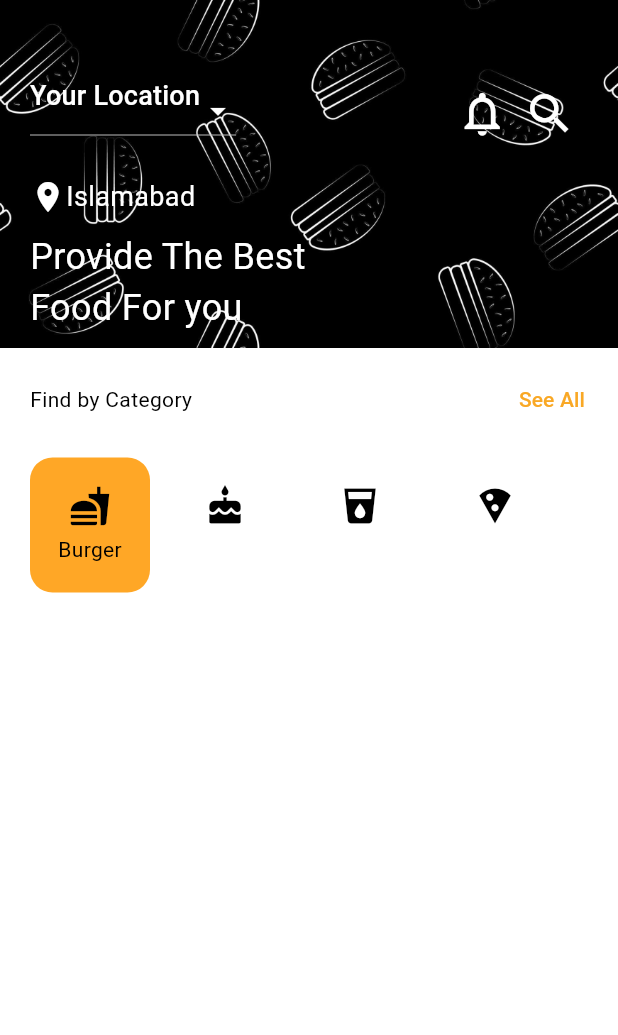
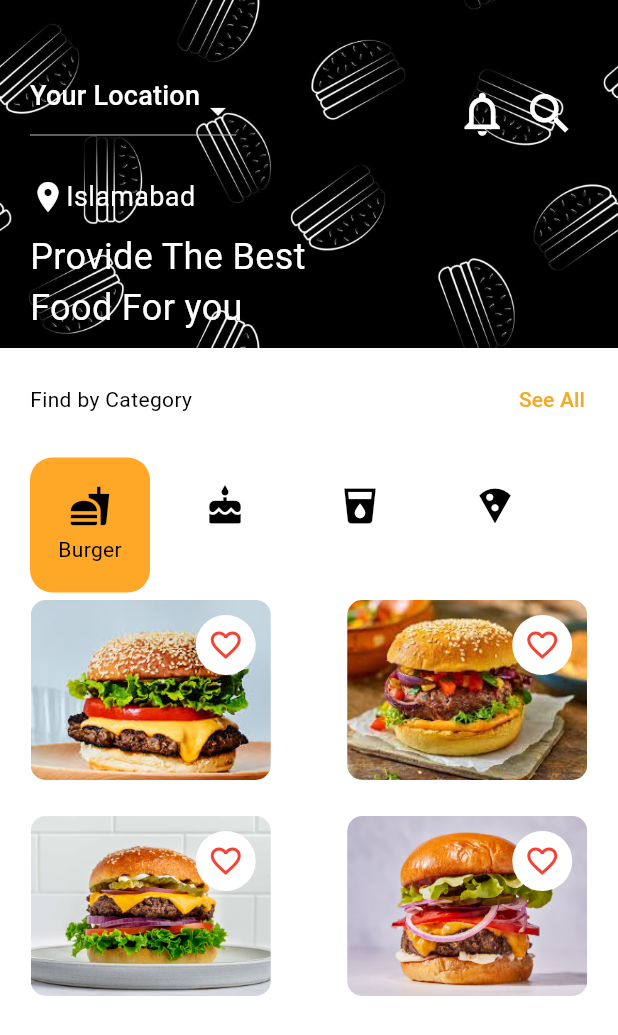
Before and after one commit to 3SyedShayan/account_login, a Flutter app: the screen it shows after launch, on a phone screen of 412 x 824 dp. Shown: the top 1035 px of the screen. Run offline on Flutter 3.47's test engine with Material 3 defaults, Android fonts, the phone set to English and light mode, and no system bars; our stand-ins replace firebase_auth, firebase_core; accounts and stored records are empty; Roboto replaces fonts that are missing (Poppins).

Commit message:
Dashboard GridView added

```diff
--- a/lib/models/food_item.dart
+++ b/lib/models/food_item.dart
@@ -0,0 +1,17 @@
+class FoodItem {
+  final String name;
+  final String imageUrl;
+  final double price;
+  final String description;
+  final double ratings;
+  final int duration;
+
+  FoodItem({
+    required this.name,
+    required this.imageUrl,
+    required this.price,
+    required this.description,
+    required this.ratings,
+    required this.duration,
+  });
+}
--- a/lib/screens/dashboard.dart
+++ b/lib/screens/dashboard.dart
@@ -1,3 +1,4 @@
+import 'package:account_login/widgets/dashboard_gridview.dart';
 import 'package:account_login/widgets/dashboard_header.dart';
 import 'package:flutter/material.dart';
 
@@ -93,6 +94,12 @@ class _DashboardScreenState extends State<DashboardScreen> {
             ),
           ),
           onCategorySelected(),
+          Expanded(
+            child: DashboardGridView(
+              selectedCategory: categories[selectedCategory]["label"]
+                  .toLowerCase(),
+            ),
+          ),
         ],
       ),
     );
--- a/lib/widgets/dashboard_gridview.dart
+++ b/lib/widgets/dashboard_gridview.dart
@@ -0,0 +1,55 @@
+import 'package:flutter/material.dart';
+
+class DashboardGridView extends StatelessWidget {
+  DashboardGridView({super.key, required this.selectedCategory});
+  String selectedCategory;
+  @override
+  Widget build(BuildContext context) {
+    return GridView.builder(
+      // shrinkWrap: true,
+      gridDelegate: SliverGridDelegateWithFixedCrossAxisCount(
+        crossAxisCount: 2,
+        mainAxisSpacing: 10,
+        crossAxisSpacing: 10,
+        childAspectRatio: 1.5,
+      ),
+      itemCount: 4,
+      itemBuilder: (context, index) {
+        return Column(
+          mainAxisSize: MainAxisSize.min,
+          children: [
+            Expanded(
+              child: Stack(
+                children: [
+                  Container(
+                    width: 160,
+                    height: 120,
+                    decoration: BoxDecoration(
+                      borderRadius: BorderRadius.circular(10),
+                      image: DecorationImage(
+                        image: Image.asset(
+                          // "assets/images/food/burger/1.jpg",
+                          'assets/images/food/$selectedCategory/${index + 1}.jpg',
+                        ).image,
+                        fit: BoxFit.cover,
+                      ),
+                    ),
+                  ),
+                  Positioned(
+                    right: 10,
+                    top: 10,
+                    child: CircleAvatar(
+                      backgroundColor: Colors.white,
+
+                      child: Icon(Icons.favorite_border, color: Colors.red),
+                    ),
+                  ),
+                ],
+              ),
+            ),
+          ],
+        );
+      },
+    );
+  }
+}
--- a/pubspec.yaml
+++ b/pubspec.yaml
@@ -23,3 +23,7 @@ flutter:
 
   assets:
     - assets/images/
+    - assets/images/food/burger/
+    - assets/images/food/pizza/
+    - assets/images/food/drinks/
+    - assets/images/food/desserts/
```
